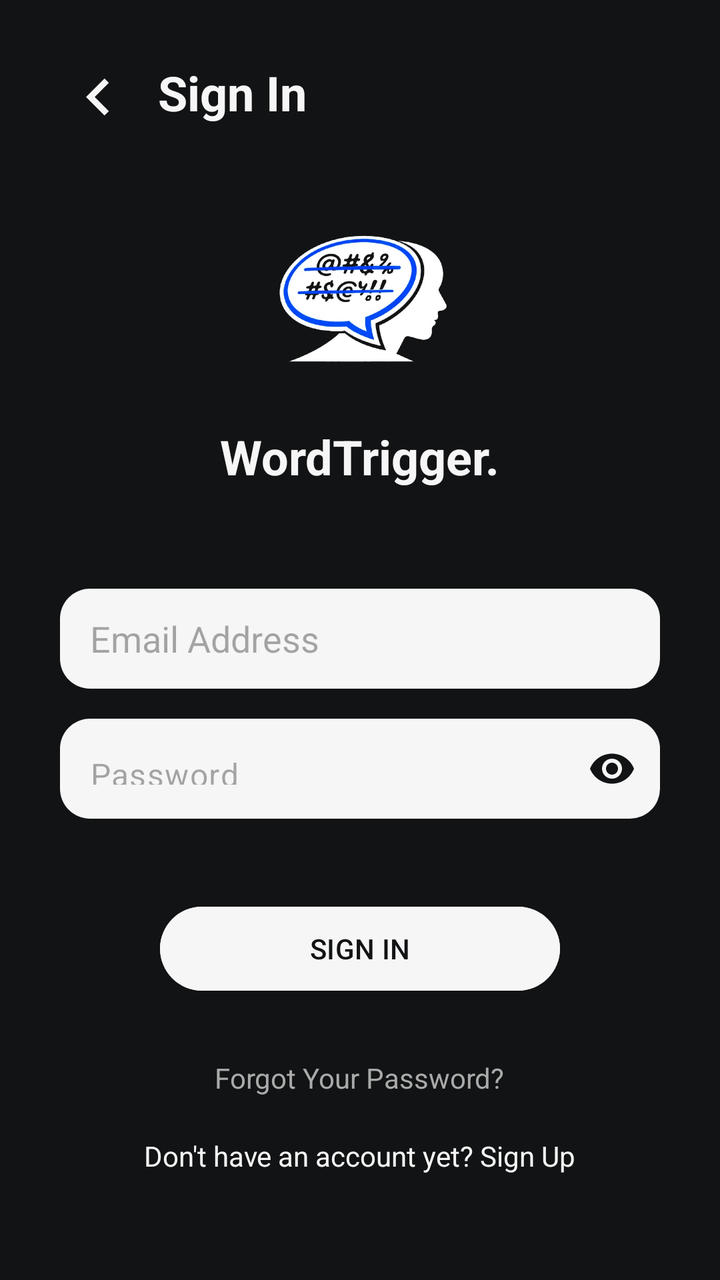
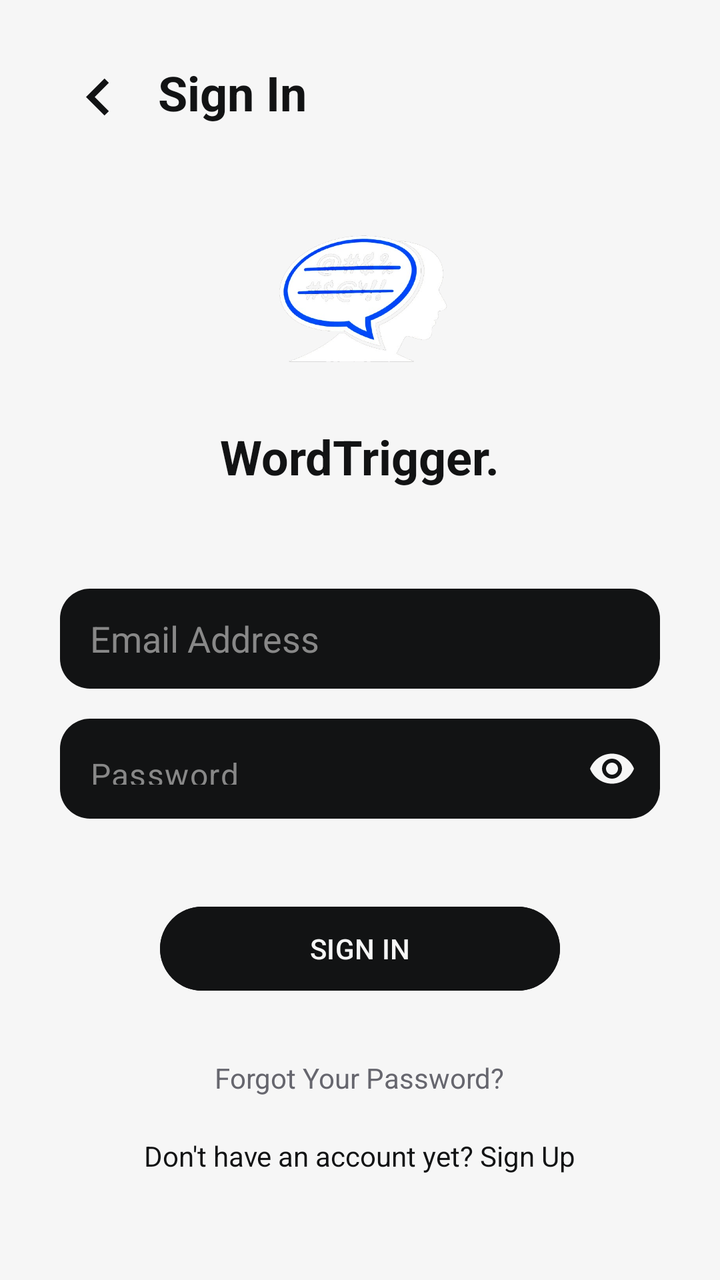

Screens rendered from an Android XML layout before and after an edit, with the pre-edit source and the edit as a unified diff.
<!-- AndroidManifest.xml: application theme Theme.WordTrigger -->
<!-- res/layout/activity_sign_in.xml -->
<?xml version="1.0" encoding="utf-8"?>
<LinearLayout xmlns:android="http://schemas.android.com/apk/res/android"
    android:layout_width="match_parent"
    android:layout_height="match_parent"
    xmlns:app="http://schemas.android.com/apk/res-auto"
    android:background="@color/black"
    android:gravity="center_horizontal"
    android:orientation="vertical"
    android:padding="30dp">

    <RelativeLayout
        android:layout_width="match_parent"
        android:layout_height="wrap_content">

        <ImageView
            android:id="@+id/returnBut"
            android:layout_width="38dp"
            android:layout_height="37dp"
            android:layout_alignParentStart="true"
            android:src="@drawable/ic_arrow_left" />

        <TextView
            android:layout_width="wrap_content"
            android:layout_height="wrap_content"
            android:layout_marginStart="11dp"
            android:layout_toEndOf="@id/returnBut"
            android:text="@string/auth_sign_in_title"
            android:textColor="@color/white"
            android:textSize="24sp"
            android:textStyle="bold" />
    </RelativeLayout>

    <ImageView
        android:layout_width="98dp"
        android:layout_height="105dp"
        android:layout_marginTop="30dp"
        android:src="@drawable/logo" />

    <TextView
        android:layout_width="wrap_content"
        android:layout_height="wrap_content"
        android:layout_marginTop="10dp"
        android:text="WordTrigger."
        android:textColor="@color/white"
        android:textSize="24sp"
        android:textStyle="bold" />

    <EditText android:id="@+id/etLoginEmail"
        android:layout_width="match_parent"
        android:layout_height="50dp"
        android:layout_marginTop="50dp"
        android:background="@drawable/white_rounded_edittext"
        android:hint="@string/auth_email" />

    <com.google.android.material.textfield.TextInputLayout
        android:layout_width="match_parent"
        android:layout_height="wrap_content"
        android:layout_marginTop="15dp"
        app:hintEnabled="false"
        app:passwordToggleEnabled="true"
        app:passwordToggleTint="@color/black">

        <EditText
            android:id="@+id/etLoginPass"
            android:layout_width="match_parent"
            android:layout_height="50dp"
            android:background="@drawable/white_rounded_edittext"
            android:hint="@string/auth_password"
            android:inputType="textPassword"
            android:paddingStart="15dp" />
    </com.google.android.material.textfield.TextInputLayout>

    <Button
        android:id="@+id/btnDoSignIn"
        android:layout_width="200dp"
        android:layout_height="50dp"
        android:layout_marginTop="40dp"
        android:backgroundTint="@color/white"
        android:text="@string/auth_sign_in_btn"
        android:textColor="@color/black" />

    <TextView
        android:id="@+id/resetPassword"
        android:layout_width="wrap_content"
        android:layout_height="wrap_content"
        android:layout_marginTop="30dp"
        android:text="@string/auth_forgot"
        android:textColor="#AAAAAA" />
    <TextView
        android:id="@+id/tvToSignUp"
        android:layout_width="wrap_content"
        android:layout_height="wrap_content"
        android:layout_gravity="center"
        android:layout_marginTop="20dp"
        android:text="@string/auth_to_sign_up"
        android:textColor="@color/white" />
</LinearLayout>
<!-- resources referenced by this layout -->
<resources>
  <color name="black">#121314</color>
  <color name="white">#f6f6f6</color>
  <!-- drawable ic_arrow_left (drawable) -->
  <vector xmlns:android="http://schemas.android.com/apk/res/android"
      android:autoMirrored="true"
      android:height="24dp"
      android:tint="@color/white"
      android:viewportHeight="24"
      android:viewportWidth="24"
      android:width="24dp">
        
      <path
          android:fillColor="@android:color/white"
          android:pathData="M15.41,16.59L10.83,12l4.58,-4.59L14,6l-6,6 6,6 1.41,-1.41z"/>
      
  </vector>
  <!-- drawable logo: png bitmap (drawable, 162306 bytes) -->
  <!-- drawable white_rounded_edittext (drawable) -->
  <?xml version="1.0" encoding="utf-8"?>
  <shape xmlns:android="http://schemas.android.com/apk/res/android">
      <solid android:color="@color/white"/>
      <corners android:radius="15dp"/>
      <padding android:left="15dp" android:right="15dp"/>
  </shape>
  <string name="auth_email">Email Address</string>
  <string name="auth_forgot">Forgot Your Password?</string>
  <string name="auth_password">Password</string>
  <string name="auth_sign_in_btn">SIGN IN</string>
  <string name="auth_sign_in_title">Sign In</string>
  <string name="auth_to_sign_up">Don\'t have an account yet? Sign Up</string>
  <style name="Theme.WordTrigger" parent="Base.Theme.WordTrigger" />
  <style name="Base.Theme.WordTrigger" parent="Theme.Material3.Light.NoActionBar">
          <item name="colorPrimary">@color/blue</item>
          <item name="colorOnPrimary">@color/white</item>
          <item name="containerColor">@color/black</item>
          <item name="colorSecondary">@color/white</item>
          <item name="colorOnSecondary">@color/blue</item>
          <item name="android:listSelector">@android:color/transparent</item>
          <item name="android:windowBackground">@color/black</item>
          <item name="colorTertiary">@color/blue</item>
          <item name="colorControlHighlight">#33FFFFFF</item>
      </style>
  <color name="blue">#0000FF</color>
</resources>

<!-- the commit's change to res/layout/activity_sign_in.xml (unified diff, before → after) -->
@@ -45,7 +45,9 @@
         android:textSize="24sp"
         android:textStyle="bold" />
 
-    <EditText android:id="@+id/etLoginEmail"
+    <EditText
+        android:textColor="@color/black"
+        android:textColorHint="#888888" android:id="@+id/etLoginEmail"
         android:layout_width="match_parent"
         android:layout_height="50dp"
         android:layout_marginTop="50dp"
@@ -61,6 +63,8 @@
         app:passwordToggleTint="@color/black">
 
         <EditText
+        android:textColor="@color/black"
+        android:textColorHint="#888888"
             android:id="@+id/etLoginPass"
             android:layout_width="match_parent"
             android:layout_height="50dp"
@@ -85,7 +89,7 @@
         android:layout_height="wrap_content"
         android:layout_marginTop="30dp"
         android:text="@string/auth_forgot"
-        android:textColor="#AAAAAA" />
+        android:textColor="@color/muted" />
     <TextView
         android:id="@+id/tvToSignUp"
         android:layout_width="wrap_content"
<!-- resource entries referenced after the edit -->
@@ -1,7 +1,8 @@
 <!-- resources referenced by this layout -->
 <resources>
-  <color name="black">#121314</color>
-  <color name="white">#f6f6f6</color>
+  <color name="black">#F6F6F6</color>
+  <color name="muted">#66666E</color>
+  <color name="white">#121314</color>
   <!-- drawable ic_arrow_left (drawable) -->
   <vector xmlns:android="http://schemas.android.com/apk/res/android"
       android:autoMirrored="true"
